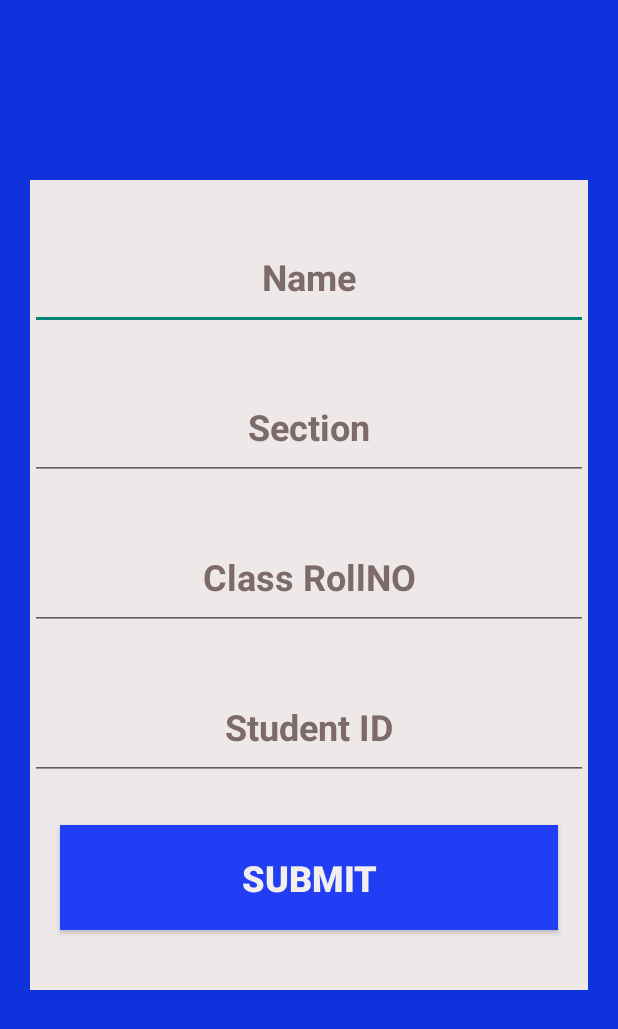
After one commit to AyushKhanduri-01/Attendance, an Android app: the Deatils_Form screen opened directly, with no data from a screen before it, on a phone screen of 412 x 824 dp. The commit adds this screen. Shown: the top 1029 px of the screen. Run offline under Robolectric (Android 15) with nearby library versions, the phone set to English and light mode, and no system bars.

Commit message:
form added

```diff
--- a/app/src/main/AndroidManifest.xml
+++ b/app/src/main/AndroidManifest.xml
@@ -12,15 +12,18 @@
         android:supportsRtl="true"
         android:theme="@style/Theme.MyApplication"
         tools:targetApi="31">
-        <activity android:name=".ScannerPage"
+        <activity
+            android:name=".Deatils_Form"
+            android:exported="false"
+            android:parentActivityName=".MainActivity"/>
+        <activity
+            android:name=".ScannerPage"
             android:screenOrientation="portrait"
             android:stateNotNeeded="true"
             android:theme="@style/zxing_CaptureTheme" />
-
         <activity
             android:name=".scanner"
-            android:exported="false"
-            />
+            android:exported="false" />
         <activity
             android:name=".MainActivity"
             android:exported="true">
--- /dev/null
+++ b/app/src/main/java/com/example/myapplication/Deatils_Form.java
@@ -0,0 +1,35 @@
+package com.example.myapplication;
+
+import androidx.appcompat.app.AppCompatActivity;
+
+import android.content.Intent;
+import android.os.Bundle;
+import android.view.View;
+import android.widget.Button;
+import android.widget.EditText;
+import android.widget.Toast;
+
+public class Deatils_Form extends AppCompatActivity {
+    EditText name,section,rollno,id;
+    Button submit;
+
+    @Override
+    protected void onCreate(Bundle savedInstanceState) {
+        super.onCreate(savedInstanceState);
+        setContentView(R.layout.activity_deatils_form);
+        name=findViewById(R.id.name);
+        section=findViewById(R.id.section);
+        rollno=findViewById(R.id.rollno);
+        id=findViewById(R.id.rollno);
+        submit=findViewById(R.id.submit);
+
+        submit.setOnClickListener(new View.OnClickListener() {
+            @Override
+            public void onClick(View view) {
+                Toast.makeText(Deatils_Form.this, "Done", Toast.LENGTH_SHORT).show();
+                Intent intent = new Intent(getApplicationContext(), MainActivity.class);
+                startActivity(intent);
+            }
+        });
+    }
+}
--- a/app/src/main/java/com/example/myapplication/MainActivity.java
+++ b/app/src/main/java/com/example/myapplication/MainActivity.java
@@ -6,6 +6,7 @@ import androidx.appcompat.app.AppCompatActivity;
 
 import android.app.AlertDialog;
 import android.content.DialogInterface;
+import android.content.Intent;
 import android.os.Bundle;
 import android.view.View;
 import android.widget.Button;
@@ -32,6 +33,8 @@ public class MainActivity extends AppCompatActivity {
     private FirebaseAuth auth;
     private FirebaseDatabase database;
     private DatabaseReference  dr ;
+
+    private boolean flag = true;
 
     @Override
     protected void onCreate(Bundle savedInstanceState) {
@@ -78,6 +81,7 @@ public class MainActivity extends AppCompatActivity {
     }
 
     private void  openScanner(){
+
             ScanOptions options = new ScanOptions();
             options.setPrompt("Volume up to flash on");
             options.setBeepEnabled(true);
@@ -87,7 +91,7 @@ public class MainActivity extends AppCompatActivity {
     }
 
     ActivityResultLauncher<ScanOptions> barLauncher = registerForActivityResult(new ScanContract(),result->{
-        if(result.getContents() != null)
+        if(result.getContents() != null )
         {
 
              qroutput=result.getContents();
@@ -95,13 +99,14 @@ public class MainActivity extends AppCompatActivity {
                  @Override
                  public void onDataChange(@NonNull DataSnapshot snapshot) {
 
-
-                     if(snapshot.exists()){
+                     if(snapshot.exists() && flag){
                          DataSnapshot firstChild = snapshot.getChildren().iterator().next();
                          qrinput = String.valueOf(firstChild.child("key").getValue());
                          if(qrinput.equals(qroutput)){
-                             Toast.makeText(MainActivity.this, "Matched", Toast.LENGTH_SHORT).show();
-                             openScanner();
+                             Intent intent=new Intent(getApplicationContext(),Deatils_Form.class);
+                             startActivity(intent);
+                             flag = false;
+
                          }
                          else{
                              Toast.makeText(MainActivity.this, "QR not matched : Scan Again", Toast.LENGTH_SHORT).show();
@@ -109,7 +114,7 @@ public class MainActivity extends AppCompatActivity {
                          }
                      }
                      else {
-                         Toast.makeText(MainActivity.this, "Error", Toast.LENGTH_SHORT).show();
+
                      }
                  }
 
--- /dev/null
+++ b/app/src/main/res/layout/activity_deatils_form.xml
@@ -0,0 +1,100 @@
+<?xml version="1.0" encoding="utf-8"?>
+<androidx.constraintlayout.widget.ConstraintLayout xmlns:android="http://schemas.android.com/apk/res/android"
+    xmlns:app="http://schemas.android.com/apk/res-auto"
+    xmlns:tools="http://schemas.android.com/tools"
+    android:layout_width="match_parent"
+    android:layout_height="match_parent"
+    android:layout_gravity="center"
+    android:background="#0F32DD"
+    tools:context=".Deatils_Form">
+
+    <LinearLayout
+        android:layout_width="match_parent"
+        android:layout_height="wrap_content"
+        android:layout_margin="20dp"
+        android:background="#EFE8E8"
+        android:gravity="center"
+        android:orientation="vertical"
+        app:layout_constraintBottom_toBottomOf="parent"
+        app:layout_constraintEnd_toEndOf="parent"
+        app:layout_constraintHorizontal_bias="1.0"
+        app:layout_constraintStart_toStartOf="parent"
+        app:layout_constraintTop_toTopOf="parent"
+        app:layout_constraintVertical_bias="0.41">
+
+        <EditText
+            android:id="@+id/name"
+            android:layout_width="match_parent"
+            android:layout_height="70dp"
+            android:layout_marginTop="30dp"
+            android:ems="10"
+            android:gravity="center"
+            android:hint="Name"
+            android:inputType="text"
+            android:textColor="#100C0C"
+            android:textColorHint="#7D6B6B"
+            android:textSize="24dp"
+            android:textStyle="bold" />
+
+        <EditText
+            android:id="@+id/section"
+            android:layout_width="match_parent"
+            android:layout_height="70dp"
+            android:layout_marginTop="30dp"
+            android:ems="10"
+            android:gravity="center"
+            android:hint="Section"
+            android:inputType="text"
+            android:textColor="#100C0C"
+            android:textColorHint="#7D6B6B"
+            android:textSize="24dp"
+            android:textStyle="bold" />
+
+        <EditText
+            android:id="@+id/rollno"
+            android:layout_width="match_parent"
+            android:layout_height="70dp"
+            android:layout_marginTop="30dp"
+            android:ems="10"
+            android:gravity="center"
+            android:hint="Class RollNO"
+            android:inputType="number"
+            android:textColor="#100C0C"
+            android:textColorHighlight="#1B1717"
+            android:textColorHint="#7D6B6B"
+            android:textSize="24dp"
+            android:textStyle="bold" />
+
+        <EditText
+            android:id="@+id/Id"
+            android:layout_width="match_parent"
+            android:layout_height="70dp"
+            android:layout_marginTop="30dp"
+            android:ems="10"
+            android:gravity="center"
+            android:hint="Student ID"
+            android:inputType="number"
+            android:textColor="#100C0C"
+            android:textColorHighlight="#151111"
+            android:textColorHint="#7D6B6B"
+            android:textSize="24dp"
+            android:textStyle="bold" />
+
+        <Button
+            android:id="@+id/submit"
+            android:layout_width="match_parent"
+            android:layout_height="70dp"
+            android:layout_marginStart="20dp"
+            android:layout_marginTop="30dp"
+            android:layout_marginEnd="20dp"
+            android:layout_marginBottom="40dp"
+            android:background="#213EF4"
+            android:gravity="center"
+            android:text="Submit"
+            android:textColor="#F3EEEE"
+            android:textColorHint="#E4DDDD"
+            android:textSize="24dp"
+            android:textStyle="bold" />
+
+    </LinearLayout>
+</androidx.constraintlayout.widget.ConstraintLayout>
```
Lines whose indentation alone changed are shown as unchanged.
